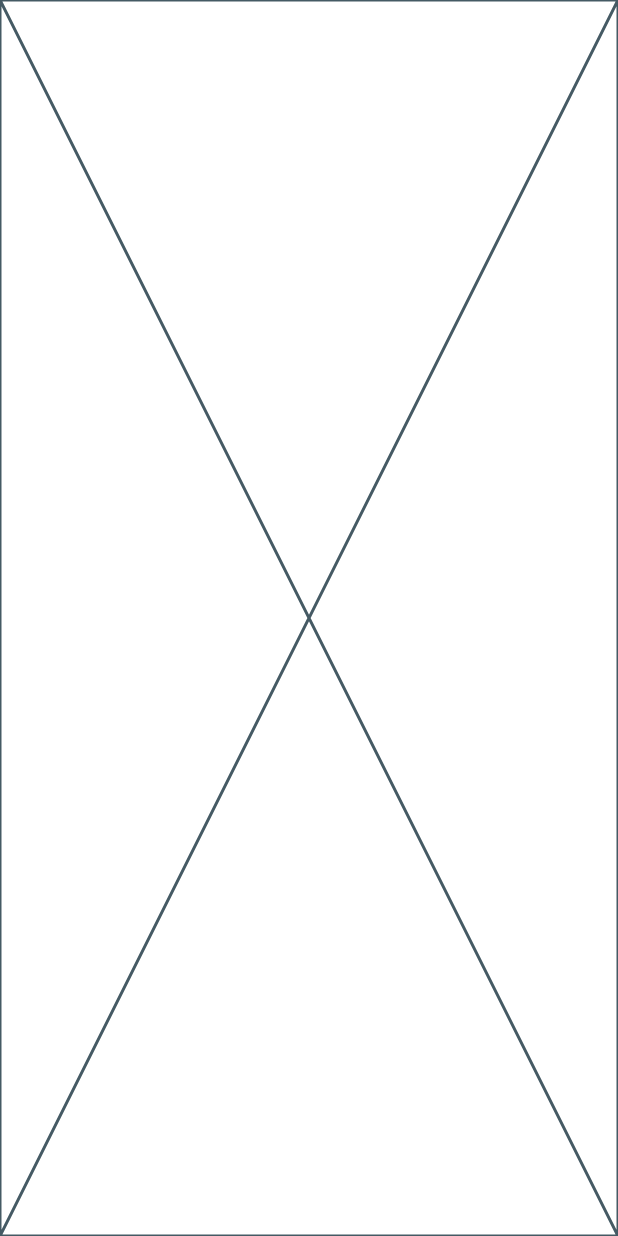
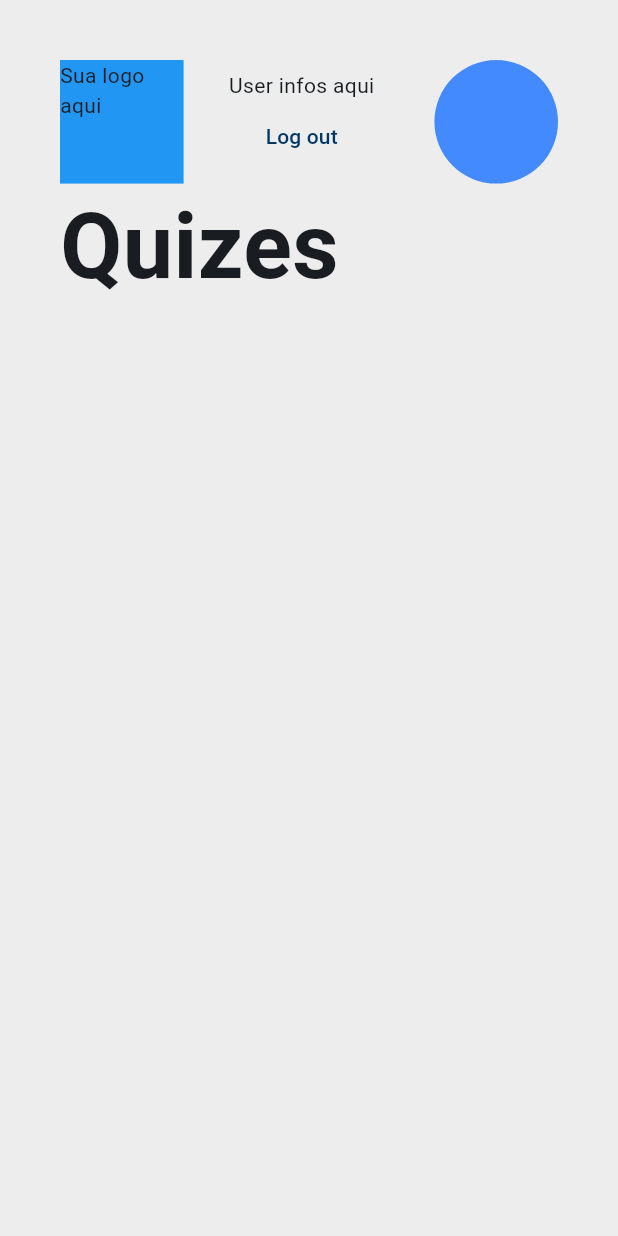
Before and after one commit to samiraPistore/QuizIn, a Flutter app: the screen it shows after launch, after a tap on "Cadastrar", on a phone screen of 412 x 824 dp. Run offline on Flutter 3.47's test engine with Material 3 defaults, Android fonts, the phone set to English and light mode, and no system bars.

Commit message:
terceiro commit: inicio desenvolvimento homePage, criação lista de dados json

```diff
--- /dev/null
+++ b/lib/UserServices.dart
@@ -0,0 +1,4 @@
+class Userservices {
+
+
+}
--- /dev/null
+++ b/lib/components/UserInfos.dart
@@ -0,0 +1,17 @@
+import 'package:flutter/material.dart';
+import 'package:quiz_in/models/UserModel.dart';
+
+class UserInfos extends StatefulWidget {
+  final Users user;
+  const UserInfos({super.key, required this.user});
+
+  @override
+  State<UserInfos> createState() => _UserInfosState();
+}
+
+class _UserInfosState extends State<UserInfos> {
+  @override
+  Widget build(BuildContext context) {
+    return Text('${widget.user.nome}');
+  }
+}
--- a/lib/pages/HomePage.dart
+++ b/lib/pages/HomePage.dart
@@ -1,10 +1,58 @@
 import 'package:flutter/material.dart';
+import 'package:quiz_in/routes/app_routes.dart';
 
 class HomePage extends StatelessWidget {
   const HomePage({super.key});
 
   @override
   Widget build(BuildContext context) {
-    return const Placeholder();
+    return Scaffold(
+      backgroundColor: Color(0xFFEDEDED),
+      body: Center(
+        child: Padding(
+          padding: const EdgeInsets.all(40),
+          child: Column(
+            children: [
+              Row(
+                crossAxisAlignment: CrossAxisAlignment.center,
+                mainAxisAlignment: MainAxisAlignment.center,
+                children: [
+                  Container(
+                    height: MediaQuery.of(context).size.height * 0.1,
+                    width: MediaQuery.of(context).size.width * 0.2,
+                    color: Colors.blue,
+                    child: Text('Sua logo aqui'),
+                  ),
+                  Spacer(),
+                  Column(
+                    children: [
+                      Text('User infos aqui'),
+                      TextButton(onPressed: () {Navigator.of(context).pushReplacementNamed(AppRoutes.login);}, child: Text('Log out')),
+                    ],
+                  ),
+                  SizedBox(width: 40,),
+                  Container(
+                    height: MediaQuery.of(context).size.height * 0.1,
+                    width: MediaQuery.of(context).size.width * 0.2,
+                    decoration: BoxDecoration(
+                      borderRadius: BorderRadius.all(Radius.circular(180)),
+                      color: Colors.blueAccent,
+                    ),
+                  ),
+                ],
+              ),
+
+
+              Row(
+                mainAxisAlignment: MainAxisAlignment.start,
+                children: [
+                  Text('Quizes', style: TextStyle(fontSize: 60, fontWeight: FontWeight.bold),),
+                ],
+              )
+            ],
+          ),
+        ),
+      ),
+    );
   }
 }
--- a/lib/pages/LoginPage.dart
+++ b/lib/pages/LoginPage.dart
@@ -10,12 +10,16 @@ class LoginPage extends StatelessWidget {
       backgroundColor: Color(0xFFEDEDED),
       body: Center(
         child: Column(
+          mainAxisAlignment: MainAxisAlignment.center,
           children: [
             Container(
-              height: MediaQuery.of(context).size.height *0.2,
+              height: MediaQuery.of(context).size.height *0.1,
               width:MediaQuery.of(context).size.width *0.2,
+              color: Colors.blue,
               child: Text('Sua logo aqui', )
               ),
+              SizedBox(width: MediaQuery.of(context).size.width *0.4,),
+
 
             SizedBox(height: MediaQuery.of(context).size.height *0.02,),
             LoginForm(),
```
Also changed, not shown: lib/data.dart (added, +30 -0 lines), lib/models/UserModel.dart (+18 -1 lines).
